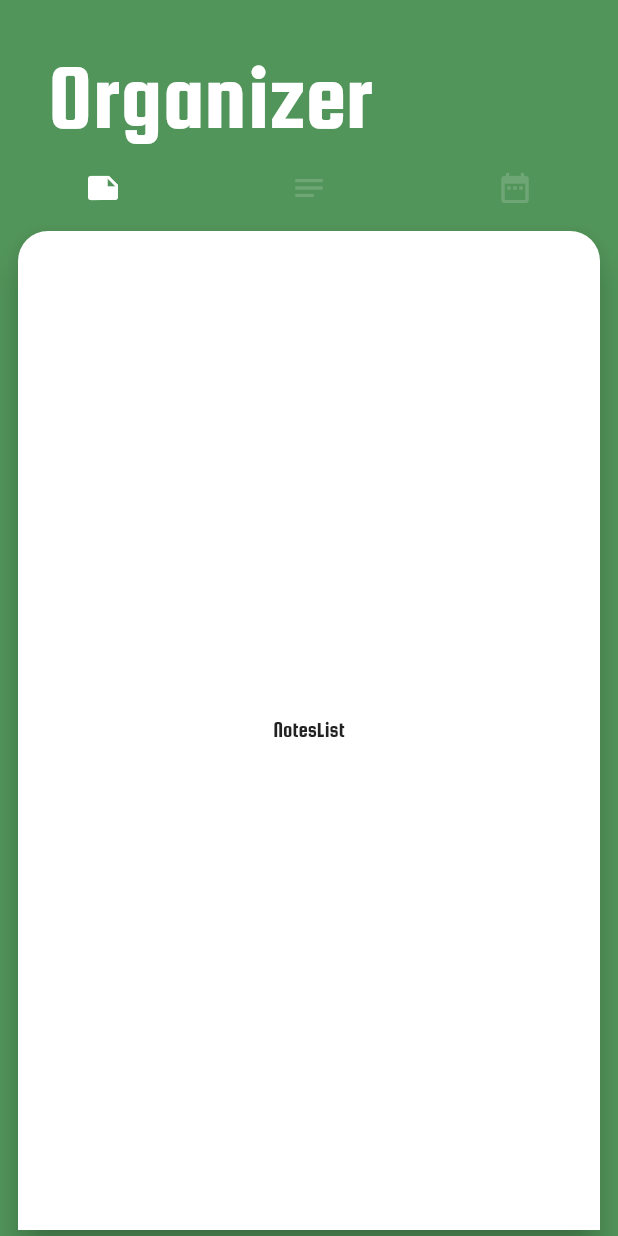
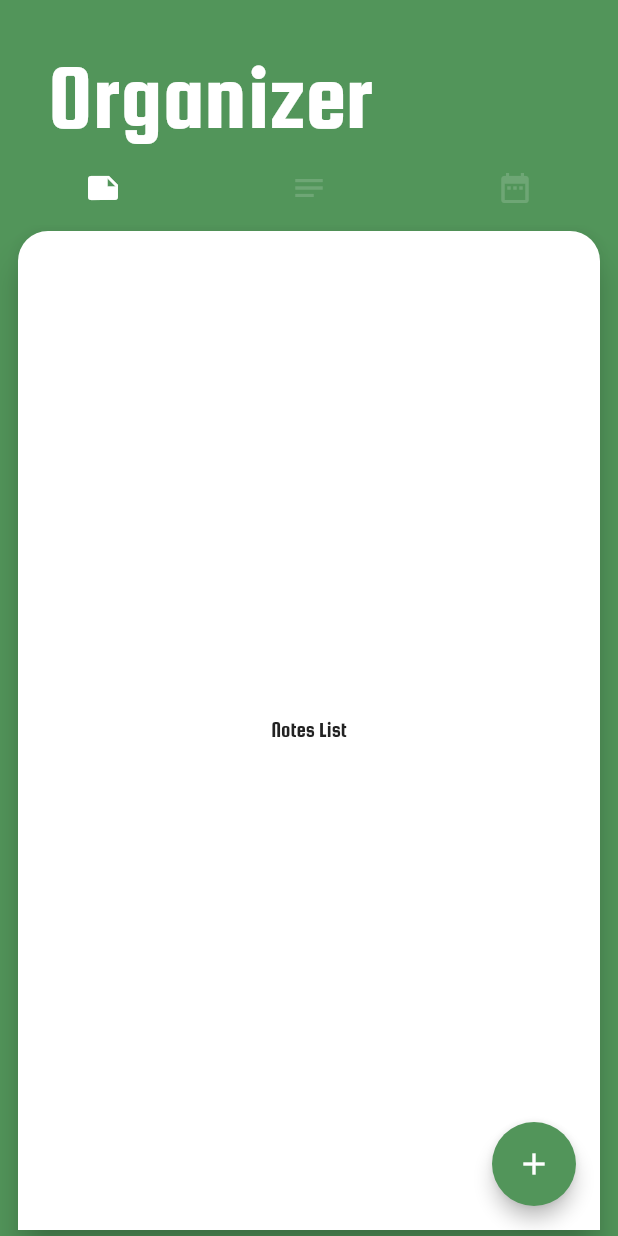
Before and after one commit to Guilherme-Calland/organizer_flutter, a Flutter app: the screen it shows after launch, on a phone screen of 412 x 824 dp. Run offline on Flutter 3.47's test engine with Material 2 defaults, Android fonts, the light colour scheme and no system bars; drawn by our look-alikes of animated_text_kit; our stand-ins replace flutter_mobx, mobx; generated files the repository leaves out were written again.

Commit message:
designing list fragment

```diff
--- a/lib/main.dart
+++ b/lib/main.dart
@@ -39,7 +39,8 @@ class Organizer extends StatelessWidget {
                       mainAxisAlignment: MainAxisAlignment.end,
                       children: [
                         Padding(
-                          padding: const EdgeInsets.only(left: 32, bottom: 4, top: 32),
+                          padding: const EdgeInsets.only(
+                              left: 32, bottom: 4, top: 32),
                           child: AnimatedTextKit(
                             isRepeatingAnimation: false,
                             animatedTexts: [
--- a/lib/res/values.dart
+++ b/lib/res/values.dart
@@ -1,4 +1,7 @@
 import 'package:flutter/material.dart';
+import 'package:organizer/mobx_stores/appointments/appointments_store.dart';
+import 'package:organizer/mobx_stores/notes/notes_store.dart';
+import 'package:organizer/mobx_stores/tasks/tasks_store.dart';
 
 Color organizerThemeColor = Color(0xff52955a);
 
@@ -18,3 +21,7 @@ Map<int, Color> organizerThemeColorMap = {
 };
 
 MaterialColor organizerThemeMaterialColor = MaterialColor(0xff52955a, organizerThemeColorMap);
+
+final notesStore = NotesStore();
+final appointmentsStore = AppointmentsStore();
+final tasksStore = TasksStore();
--- a/lib/tabs/notes/fragments/notes_list.dart
+++ b/lib/tabs/notes/fragments/notes_list.dart
@@ -1,10 +1,15 @@
 import 'package:flutter/material.dart';
+import 'package:organizer/res/values.dart' as values;
+import 'package:organizer/widgets/organizer_list_fragment.dart';
 
 class NotesList extends StatelessWidget {
   @override
   Widget build(_) {
-    return Center(
-      child: Text('NotesList'),
+    return OrganizerListFragment(
+      onFabPressed: () => values.notesStore.setStackIndex(1),
+      child: Center(
+        child: Text('Notes List'),
+      ),
     );
   }
 }
--- a/lib/tabs/notes/notes_tab.dart
+++ b/lib/tabs/notes/notes_tab.dart
@@ -1,4 +1,6 @@
 import 'package:flutter/material.dart';
+import 'package:flutter_mobx/flutter_mobx.dart';
+import 'package:organizer/res/values.dart' as values;
 import 'package:organizer/widgets/organizer_card.dart';
 import 'fragments/notes_entry.dart';
 import 'fragments/notes_list.dart';
@@ -7,13 +9,20 @@ class NotesTab extends StatelessWidget {
   @override
   Widget build(_) {
     return OrganizerCard(
-      child: IndexedStack(
-        index: 0,
-        children: [
-          NotesList(),
-          NotesEntry(),
-        ],
-      ),
+      elevation: 10,
+      borderRadius: 20,
+      bottomRounded: false,
+      child: Observer(
+        builder: (_){
+          return IndexedStack(
+            index: values.notesStore.stackIndex,
+            children: [
+              NotesList(),
+              NotesEntry(),
+            ],
+          );
+        },
+      )
     );
   }
 }
--- a/lib/widgets/organizer_card.dart
+++ b/lib/widgets/organizer_card.dart
@@ -5,12 +5,14 @@ class OrganizerCard extends StatelessWidget {
   final double? borderRadius;
   final Color? color;
   final double? elevation;
+  final bool? bottomRounded;
 
   OrganizerCard({
     required this.child,
     this.color,
     this.borderRadius,
     this.elevation,
+    this.bottomRounded,
   });
 
   @override
@@ -18,12 +20,14 @@ class OrganizerCard extends StatelessWidget {
     return Container(
       margin: EdgeInsets.symmetric(horizontal: 8),
       child: Card(
-        elevation: elevation ?? 10.0,
+        elevation: elevation ?? 5.0,
         color: color ?? Colors.white,
         shape: RoundedRectangleBorder(
           borderRadius: BorderRadius.only(
-            topLeft: Radius.circular(borderRadius ?? 20.0),
-            topRight: Radius.circular(borderRadius ?? 20.0),
+            topLeft: Radius.circular(borderRadius ?? 10.0),
+            topRight: Radius.circular(borderRadius ?? 10.0),
+            bottomLeft: Radius.circular((bottomRounded ?? true) ? (borderRadius ?? 10.0) : 0.0),
+            bottomRight: Radius.circular((bottomRounded ?? true) ? (borderRadius ?? 10.0) : 0.0),
           ),
         ),
         child: child,
--- /dev/null
+++ b/lib/widgets/organizer_list_fragment.dart
@@ -0,0 +1,20 @@
+import 'package:flutter/material.dart';
+
+class OrganizerListFragment extends StatelessWidget {
+  final Function() onFabPressed;
+  final Widget child;
+  OrganizerListFragment({required this.onFabPressed, required this.child});
+
+  @override
+  Widget build(BuildContext context) {
+    return Scaffold(
+      backgroundColor: Colors.transparent,
+      floatingActionButton: FloatingActionButton(
+          elevation: 5,
+          child: Icon(Icons.add),
+          onPressed: onFabPressed
+      ),
+      body: child,
+    );
+  }
+}
```
Also changed, not shown: lib/mobx_stores/appointments/appointments_store.dart (added, +10 -0 lines), lib/mobx_stores/entity_store.dart (renamed from lib/mobx_stores/base_store.dart, +10 -4 lines), lib/mobx_stores/notes/notes_store.dart (added, +18 -0 lines), lib/mobx_stores/tasks/tasks_store.dart (added, +9 -0 lines), lib/tabs/appointments/appointments_tab.dart (+15 -6 lines), lib/tabs/appointments/fragments/appointments_entry.dart (+11 -2 lines), lib/tabs/appointments/fragments/appointments_list.dart (+7 -2 lines), lib/tabs/notes/fragments/notes_entry.dart (+11 -2 lines), lib/tabs/tasks/fragments/tasks_entry.dart (+11 -2 lines), lib/tabs/tasks/fragments/tasks_list.dart (+7 -2 lines), lib/tabs/tasks/tasks_tab.dart (+16 -7 lines), lib/mobx_stores/appointments/appointments_store.g.dart (added), lib/mobx_stores/entity_store.g.dart, lib/mobx_stores/notes/notes_store.g.dart (added), 1 more files, 2 other files.
